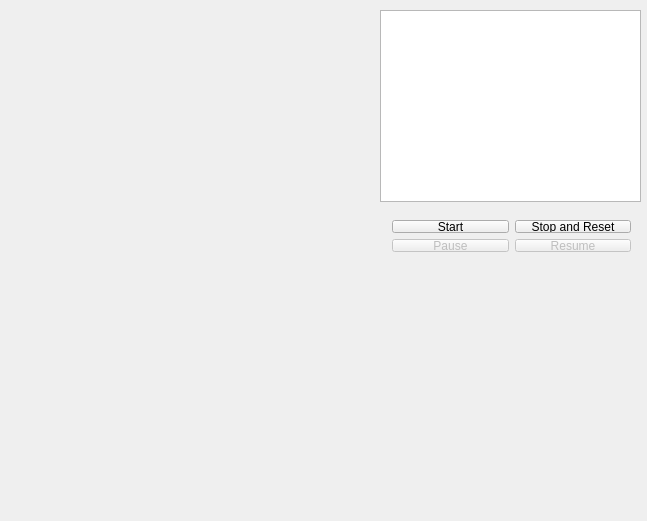
First picture: the form in cpp/QtVisualize/mainwindow.ui, repository justinjk007/Sandbox, before the edit.
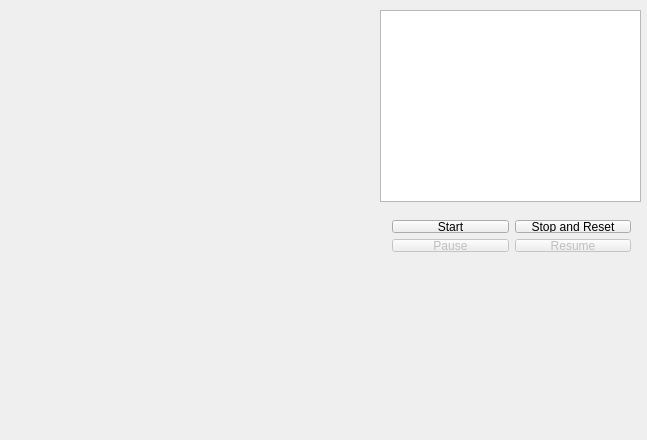
Second picture: the form after the edit.

Commit message: Finally got Qtlinechart working ...layout is obviously messed up

```diff
--- a/cpp/QtVisualize/mainwindow.ui
+++ b/cpp/QtVisualize/mainwindow.ui
@@ -7,7 +7,7 @@
     <x>0</x>
     <y>0</y>
     <width>647</width>
-    <height>521</height>
+    <height>440</height>
    </rect>
   </property>
   <property name="windowTitle">
@@ -20,7 +20,7 @@
       <x>380</x>
       <y>270</y>
       <width>256</width>
-      <height>111</height>
+      <height>161</height>
      </rect>
     </property>
     <property name="minimumSize">
@@ -111,7 +111,7 @@
       <x>30</x>
       <y>230</y>
       <width>321</width>
-      <height>151</height>
+      <height>201</height>
      </rect>
     </property>
    </widget>
```
Left out of the diff: 4 changed lines with no effect on the pictures. The commit also changes 4 other files.
